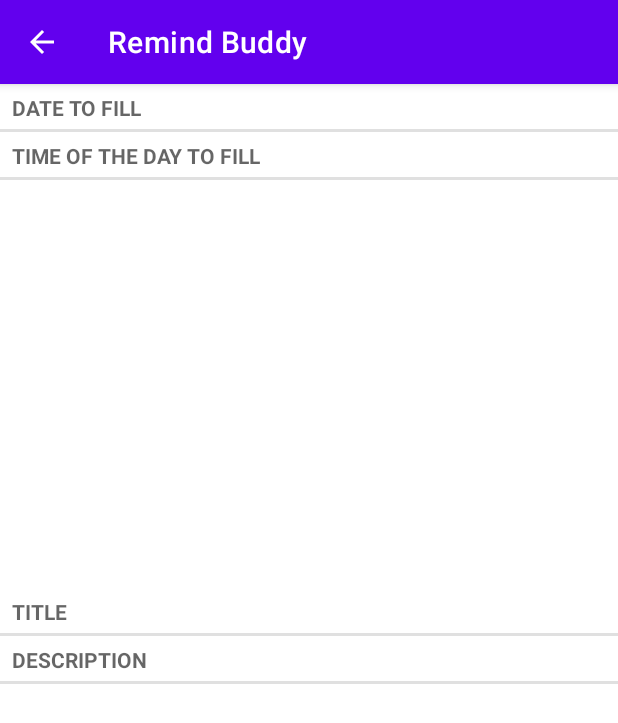
After one commit to georgecpp/RemindBuddy, an Android app: the TaskPagerActivity screen opened directly, with no data from a screen before it, on a phone screen of 412 x 824 dp. The commit adds this screen. Shown: the top 723 px of the screen. Run offline under Robolectric (Android 15) with nearby library versions, the phone set to English and light mode, and no system bars.

Commit message:
[UPDATE] TaskPagerActivity, TaskFragment and Intent forwarding.

```diff
--- a/app/src/main/AndroidManifest.xml
+++ b/app/src/main/AndroidManifest.xml
@@ -16,6 +16,9 @@
                 <category android:name="android.intent.category.LAUNCHER" />
             </intent-filter>
         </activity>
+        <activity android:name=".TaskPagerActivity"
+            android:parentActivityName=".TaskListActivity">
+        </activity>
     </application>
 
 </manifest>
--- /dev/null
+++ b/app/src/main/java/com/steelparrot/remindbuddy/TaskFragment.java
@@ -0,0 +1,91 @@
+package com.steelparrot.remindbuddy;
+
+import android.content.Context;
+import android.os.Bundle;
+import android.view.LayoutInflater;
+import android.view.View;
+import android.view.ViewGroup;
+import android.widget.TextView;
+
+import androidx.annotation.NonNull;
+import androidx.annotation.Nullable;
+import androidx.fragment.app.Fragment;
+
+import java.util.UUID;
+
+public class TaskFragment extends Fragment {
+
+    private static final String ARG_TASK_ID = "task_id";
+
+
+    private Task mTask;
+    private TextView mTaskDate;
+    private TextView mTaskTime;
+    private TextView mTaskTitle;
+    private TextView mTaskDescription;
+
+    private Callbacks mCallbacks;
+
+
+    public interface Callbacks {
+        void onTaskUpdated(Task task);
+    }
+
+    public static TaskFragment newInstance(UUID taskID) {
+        Bundle args = new Bundle();
+        args.putSerializable(ARG_TASK_ID, taskID);
+
+        TaskFragment fragment = new TaskFragment();
+        fragment.setArguments(args);
+        return fragment;
+    }
+
+    @Override
+    public void onCreate(@Nullable Bundle savedInstanceState) {
+        super.onCreate(savedInstanceState);
+        UUID taskID = (UUID) getArguments().getSerializable(ARG_TASK_ID);
+        mTask = TaskHandler.get(getActivity()).getTask(taskID);
+    }
+
+    private void updateTask() {
+        TaskHandler.get(getActivity()).updateTask(mTask);
+        mCallbacks.onTaskUpdated(mTask);
+    }
+
+    @Nullable
+    @Override
+    public View onCreateView(@NonNull LayoutInflater inflater, @Nullable ViewGroup container, @Nullable Bundle savedInstanceState) {
+        View v = inflater.inflate(R.layout.fragment_task, container, false);
+        mTaskDate = (TextView) v.findViewById(R.id.task_date);
+        mTaskTime = (TextView) v.findViewById(R.id.task_time);
+        mTaskTitle = (TextView) v.findViewById(R.id.task_title);
+        mTaskDescription = (TextView) v.findViewById(R.id.task_description);
+
+        return v;
+    }
+
+    @Override
+    public void onAttach(@NonNull Context context) {
+        super.onAttach(context);
+        mCallbacks = (Callbacks) context;
+    }
+
+    @Override
+    public void onResume() {
+        super.onResume();
+        //
+    }
+
+    @Override
+    public void onPause() {
+        super.onPause();
+
+        TaskHandler.get(getActivity()).updateTask(mTask);
+    }
+
+    @Override
+    public void onDetach() {
+        super.onDetach();
+        mCallbacks = null;
+    }
+}
--- a/app/src/main/java/com/steelparrot/remindbuddy/TaskListFragment.java
+++ b/app/src/main/java/com/steelparrot/remindbuddy/TaskListFragment.java
@@ -73,7 +73,6 @@ public class TaskListFragment extends Fragment {
             public void onClick(View view) {
                 Date currdate = new Date();
                 Task task = new Task(UUID.randomUUID(),currdate.toString(),currdate.toString());
-                task.setTitle("task");
                 TaskHandler.get(getActivity()).addTask(task);
                 updateUI();
                 mCallbacks.onTaskSelected(task);
--- /dev/null
+++ b/app/src/main/java/com/steelparrot/remindbuddy/TaskPagerActivity.java
@@ -0,0 +1,82 @@
+package com.steelparrot.remindbuddy;
+
+import android.content.Context;
+import android.content.Intent;
+import android.os.Bundle;
+
+import androidx.annotation.NonNull;
+import androidx.annotation.Nullable;
+import androidx.appcompat.app.AppCompatActivity;
+import androidx.fragment.app.Fragment;
+import androidx.fragment.app.FragmentManager;
+import androidx.fragment.app.FragmentStatePagerAdapter;
+import androidx.viewpager.widget.ViewPager;
+
+import java.util.List;
+import java.util.UUID;
+
+public class TaskPagerActivity extends AppCompatActivity implements TaskFragment.Callbacks {
+
+    private static final String EXTRA_TASK_ID = "com.steelparrot.remindbuddy.task_id";
+    private ViewPager mViewPager;
+    private List<Task> mTasks;
+
+    public static Intent newIntent(Context packageContext, UUID taskID) {
+        Intent intent = new Intent(packageContext, TaskPagerActivity.class);
+        intent.putExtra(EXTRA_TASK_ID,taskID);
+        return intent;
+    }
+
+    @Override
+    protected void onCreate(@Nullable Bundle savedInstanceState) {
+        super.onCreate(savedInstanceState);
+        setContentView(R.layout.activity_task_pager);
+
+        UUID taskID = (UUID) getIntent().getSerializableExtra(EXTRA_TASK_ID);
+        mViewPager = (ViewPager) findViewById(R.id.task_view_pager);
+        mTasks = TaskHandler.get(this).getTasks();
+        FragmentManager fragmentManager = getSupportFragmentManager();
+        mViewPager.setAdapter(new FragmentStatePagerAdapter(fragmentManager,FragmentStatePagerAdapter.BEHAVIOR_RESUME_ONLY_CURRENT_FRAGMENT) {
+            @NonNull
+            @Override
+            public Fragment getItem(int position) {
+                Task task = mTasks.get(position);
+                return TaskFragment.newInstance(task.getID());
+            }
+
+            @Override
+            public int getCount() {
+                return mTasks.size();
+            }
+        });
+
+        mViewPager.addOnPageChangeListener(new ViewPager.OnPageChangeListener() {
+            @Override
+            public void onPageScrolled(int position, float positionOffset, int positionOffsetPixels) {
+                //
+            }
+
+            @Override
+            public void onPageSelected(int position) {
+                //
+            }
+
+            @Override
+            public void onPageScrollStateChanged(int state) {
+                //
+            }
+        });
+
+        for(int i=0;i<mTasks.size();i++) {
+            if(mTasks.get(i).getID().equals(taskID)) {
+                mViewPager.setCurrentItem(i);
+                break;
+            }
+        }
+    }
+
+    @Override
+    public void onTaskUpdated(Task task) {
+        //
+    }
+}
--- /dev/null
+++ b/app/src/main/res/layout/activity_task_pager.xml
@@ -0,0 +1,13 @@
+<?xml version="1.0" encoding="utf-8"?>
+<FrameLayout
+    xmlns:android="http://schemas.android.com/apk/res/android"
+    android:layout_width="match_parent"
+    android:layout_height="match_parent">
+
+    <androidx.viewpager.widget.ViewPager
+        android:id="@+id/task_view_pager"
+        android:layout_width="match_parent"
+        android:layout_height="match_parent" >
+    </androidx.viewpager.widget.ViewPager>
+
+</FrameLayout>
```
Also changed, not shown: app/src/main/java/com/steelparrot/remindbuddy/TaskListActivity.java (+9 -1 lines).
